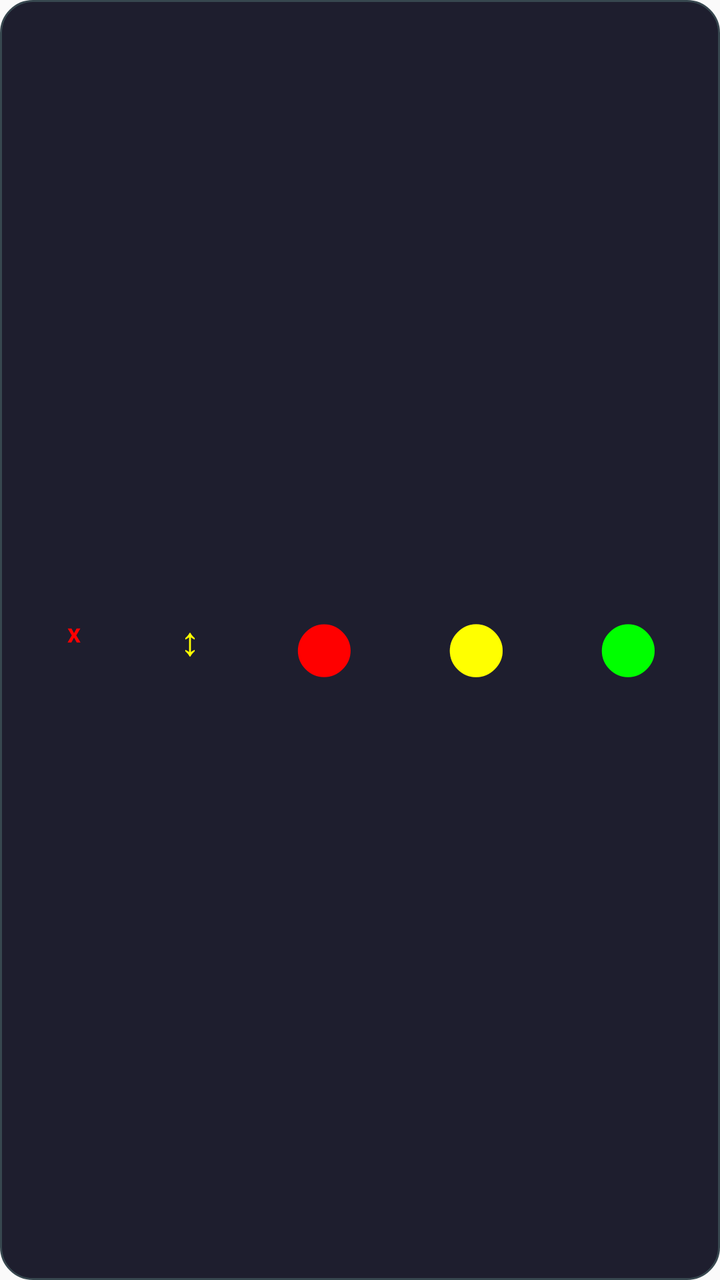
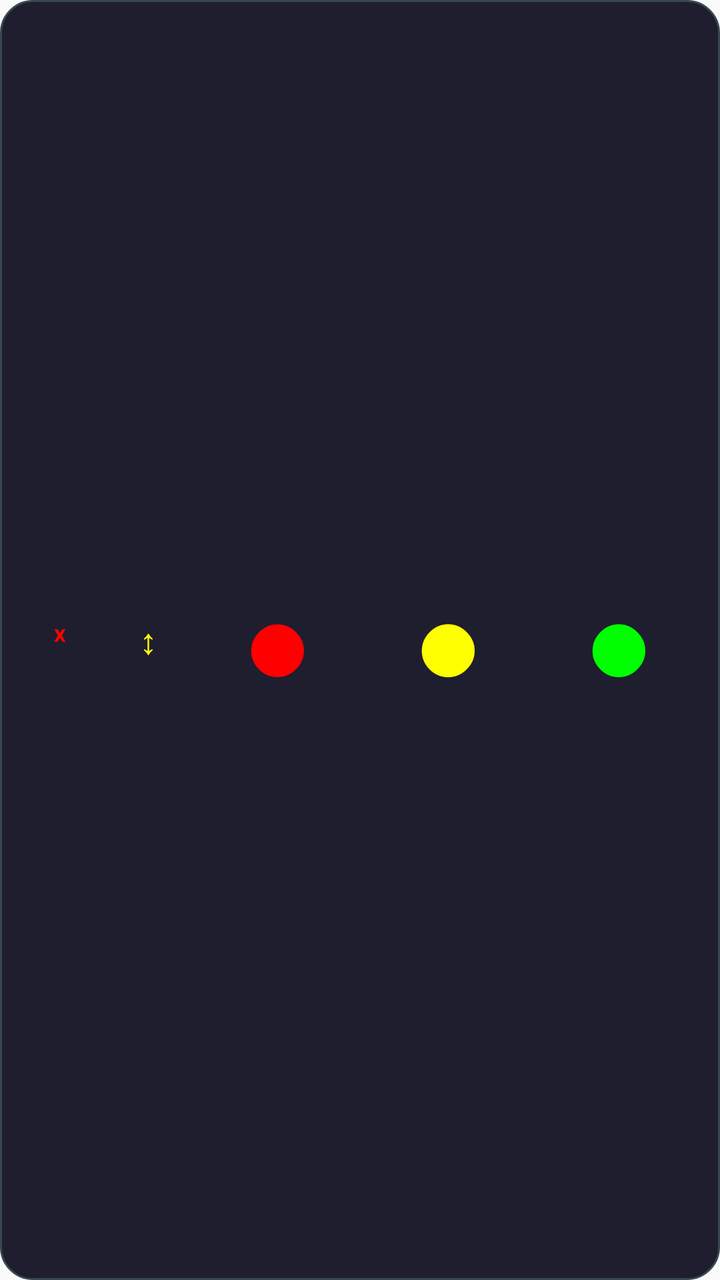

An Android layout rendered at two revisions. The XML below is the earlier revision; the diff shows what the commit changed to produce the second picture.
<!-- AndroidManifest.xml: application theme Theme.SignalLights -->
<!-- res/layout/overlay_layout.xml -->
<?xml version="1.0" encoding="utf-8"?>
<LinearLayout xmlns:android="http://schemas.android.com/apk/res/android"
    android:layout_width="match_parent"
    android:layout_height="match_parent"
    android:orientation="horizontal"
    android:gravity="center"
    android:padding="8dp"
    android:background="@drawable/overlay_elegant_bg"
    android:baselineAligned="false">

    
    <Button
        android:id="@+id/close_button"
        android:layout_width="50dp"
        android:layout_height="100dp"
        android:text="ˣ"
        android:textSize="18sp"
        android:textColor="#ff0000"
        android:background="@null"
        android:padding="0dp"
        android:minWidth="0dp"
        android:minHeight="0dp"
        android:layout_margin="4dp"
        android:stateListAnimator="@null" />

    
    <Button
        android:id="@+id/drag_button"
        android:layout_width="50dp"
        android:layout_height="100dp"
        android:text="↕"
        android:textSize="20sp"
        android:textColor="#ffff00"
        android:background="@null"
        android:padding="0dp"
        android:minWidth="0dp"
        android:minHeight="0dp"
        android:layout_margin="4dp"
        android:stateListAnimator="@null" />

    
    <Button
        android:id="@+id/red_button"
        android:layout_width="0dp"
        android:layout_height="100dp"
        android:layout_weight="1"
        android:text="●"
        android:textSize="60sp"
        android:textColor="#ff0000"
        android:background="@null"
        android:layout_margin="6dp"
        android:stateListAnimator="@null" />

    
    <Button
        android:id="@+id/yellow_button"
        android:layout_width="0dp"
        android:layout_height="100dp"
        android:layout_weight="1"
        android:text="●"
        android:textSize="60sp"
        android:textColor="#ffff00"
        android:background="@null"
        android:layout_margin="6dp"
        android:stateListAnimator="@null" />

    
    <Button
        android:id="@+id/green_button"
        android:layout_width="0dp"
        android:layout_height="100dp"
        android:layout_weight="1"
        android:text="●"
        android:textSize="60sp"
        android:textColor="#00ff00"
        android:background="@null"
        android:layout_margin="6dp"
        android:stateListAnimator="@null" />

</LinearLayout>
<!-- resources referenced by this layout -->
<resources>
  <!-- drawable overlay_elegant_bg (drawable) -->
  <?xml version="1.0" encoding="utf-8"?>
  <shape xmlns:android="http://schemas.android.com/apk/res/android"
      android:shape="rectangle">
      <solid android:color="#1e1e2e" />
      <corners android:radius="16dp" />
      <stroke android:color="#37474f" android:width="1dp" />
  </shape>
  <style name="Theme.SignalLights" parent="Theme.AppCompat.Light.NoActionBar">
          <item name="colorPrimary">@color/primary</item>
          <item name="colorPrimaryDark">@color/primary_dark</item>
          <item name="colorAccent">@color/accent</item>
      </style>
  <color name="primary">#FF6200EE</color>
  <color name="primary_dark">#FF3700B3</color>
  <color name="accent">#FF03DAC5</color>
</resources>

<!-- the commit's change to res/layout/overlay_layout.xml (unified diff, before → after) -->
@@ -11,31 +11,31 @@
     
     <Button
         android:id="@+id/close_button"
-        android:layout_width="50dp"
+        android:layout_width="40dp"
         android:layout_height="100dp"
         android:text="ˣ"
-        android:textSize="18sp"
+        android:textSize="16sp"
         android:textColor="#ff0000"
         android:background="@null"
         android:padding="0dp"
         android:minWidth="0dp"
         android:minHeight="0dp"
-        android:layout_margin="4dp"
+        android:layout_margin="2dp"
         android:stateListAnimator="@null" />
 
     
     <Button
         android:id="@+id/drag_button"
-        android:layout_width="50dp"
+        android:layout_width="40dp"
         android:layout_height="100dp"
         android:text="↕"
-        android:textSize="20sp"
+        android:textSize="18sp"
         android:textColor="#ffff00"
         android:background="@null"
         android:padding="0dp"
         android:minWidth="0dp"
         android:minHeight="0dp"
-        android:layout_margin="4dp"
+        android:layout_margin="2dp"
         android:stateListAnimator="@null" />
 
     
